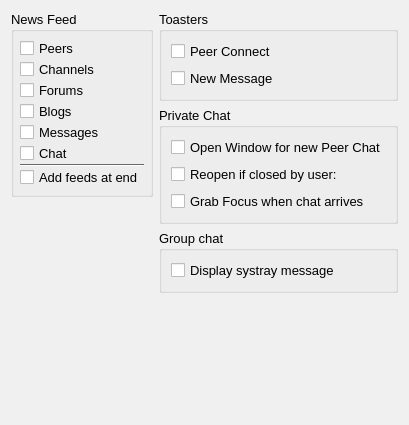
First picture: the form in retroshare-gui/src/gui/settings/NotifyPage.ui, repository RetroShare/RetroShare, before the edit.
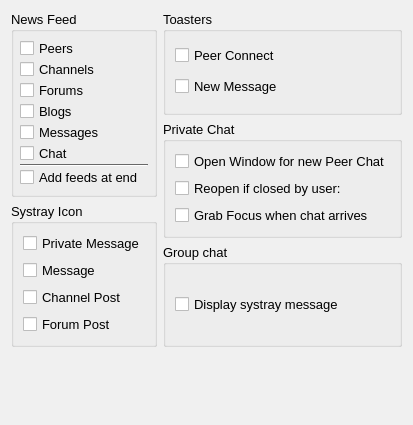
Second picture: the form after the edit.

Commit message: Added new settings on the NotifyPage to enable or disable the systray icons for messages and posts.

```diff
--- a/retroshare-gui/src/gui/settings/NotifyPage.ui
+++ b/retroshare-gui/src/gui/settings/NotifyPage.ui
@@ -6,7 +6,7 @@
    <rect>
     <x>0</x>
     <y>0</y>
-    <width>388</width>
+    <width>396</width>
     <height>425</height>
    </rect>
   </property>
@@ -575,6 +575,43 @@
          </layout>
         </widget>
        </item>
+       <item>
+        <widget class="QGroupBox" name="trayNotifyGroupBox">
+         <property name="title">
+          <string>Systray Icon</string>
+         </property>
+         <layout class="QVBoxLayout" name="verticalLayout_5">
+          <item>
+           <widget class="QCheckBox" name="trayNotify_PrivateChat">
+            <property name="text">
+             <string>Private Message</string>
+            </property>
+           </widget>
+          </item>
+          <item>
+           <widget class="QCheckBox" name="trayNotify_Messages">
+            <property name="text">
+             <string>Message</string>
+            </property>
+           </widget>
+          </item>
+          <item>
+           <widget class="QCheckBox" name="trayNotify_Channels">
+            <property name="text">
+             <string>Channel Post</string>
+            </property>
+           </widget>
+          </item>
+          <item>
+           <widget class="QCheckBox" name="trayNotify_Forums">
+            <property name="text">
+             <string>Forum Post</string>
+            </property>
+           </widget>
+          </item>
+         </layout>
+        </widget>
+       </item>
        <item>
         <spacer name="verticalSpacer">
          <property name="orientation">
```
Left out of the diff: 4 changed lines with no effect on the pictures. The commit also changes 6 other files.
